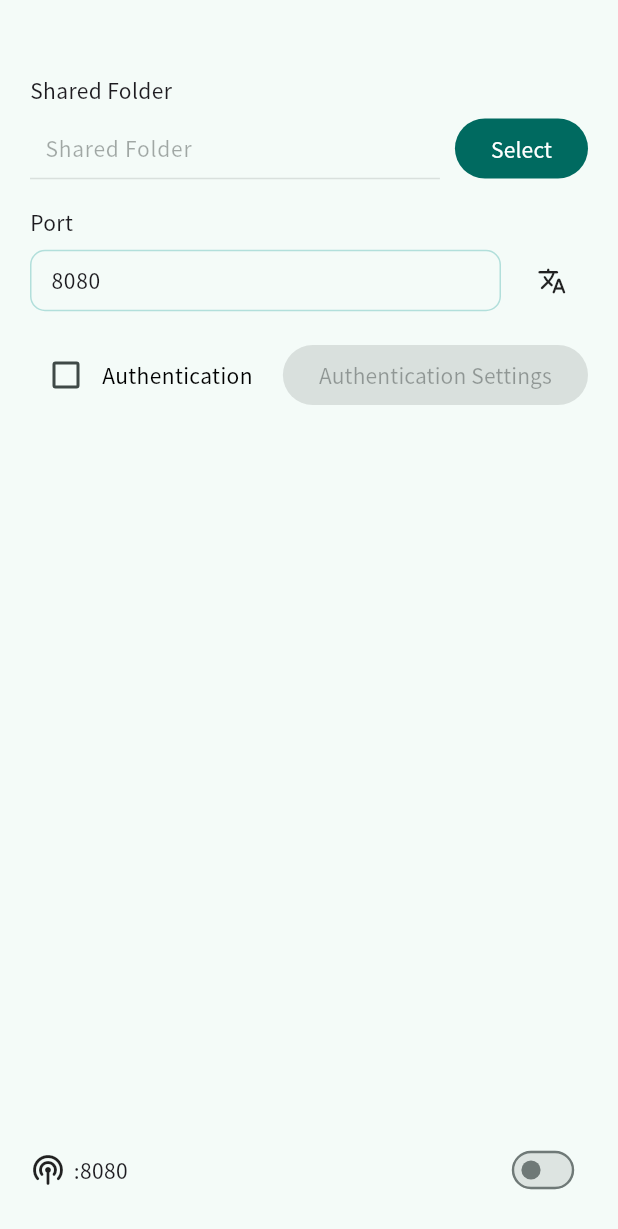
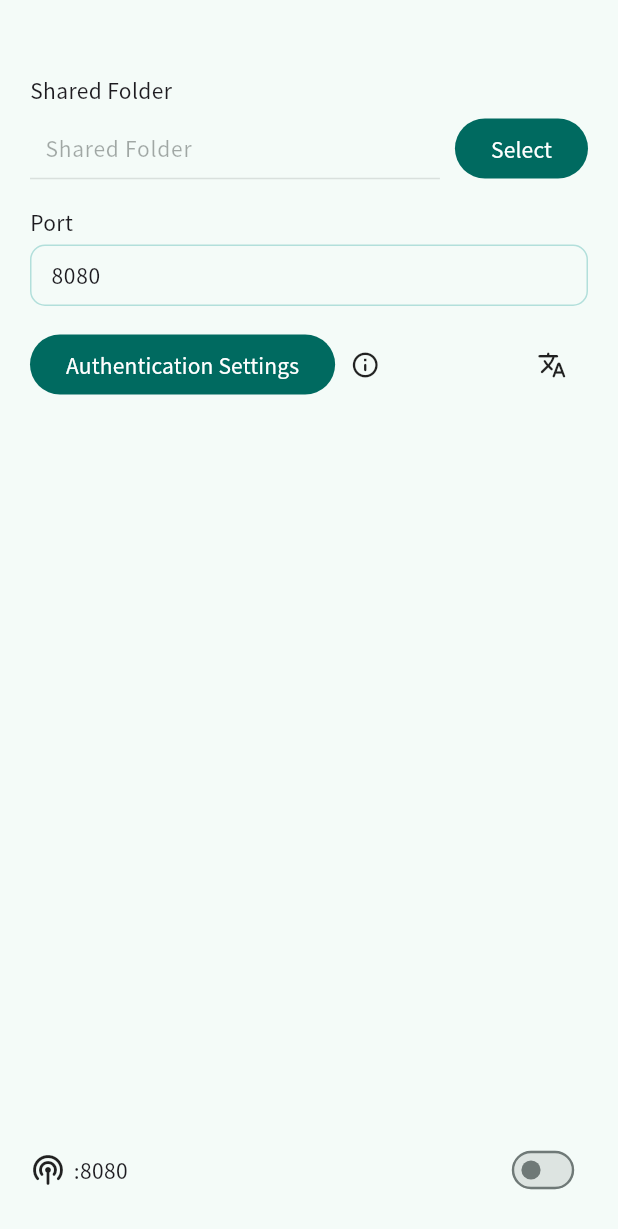
Before and after one commit to Zhoucheng133/DAV-Server, a Flutter app: the screen it shows after launch, on a phone screen of 412 x 824 dp. Shown: the top 1229 px of the screen. Run offline on Flutter 3.47's test engine with Material 3 defaults, Android fonts, the phone set to English and light mode, and no system bars; our stand-ins replace file_picker, get, google_fonts, shared_preferences; missing offline and left inert: clipboard, dart:ffi, window_manager; statements that could not run were skipped.

Commit message:
改进布局

```diff
--- a/lib/lang/en_us.dart
+++ b/lib/lang/en_us.dart
@@ -15,5 +15,6 @@ const Map<String, String> enUS = {
   'copyed': 'Copied',
   'serviceRunning': 'Service is running',
   'youNeedToStop': 'You need to stop the service before exiting',
-  'language': 'Language'
+  'language': 'Language',
+  'anonymousAccess': 'Anonymous Access',
 };
--- a/lib/lang/zh_cn.dart
+++ b/lib/lang/zh_cn.dart
@@ -15,5 +15,6 @@ const Map<String, String> zhCN = {
   'copyed': '已复制',
   'serviceRunning': '服务在运行中',
   'youNeedToStop': '你需要先关闭服务才能退出',
-  'language': '语言'
+  'language': '语言',
+  'anonymousAccess': '匿名访问',
 };
--- a/lib/lang/zh_tw.dart
+++ b/lib/lang/zh_tw.dart
@@ -15,5 +15,6 @@ const Map<String, String> zhTW = {
   'copyed': '已複製',
   'serviceRunning': '服務正在運行中',
   'youNeedToStop': '你需要先停止服務才能離開',
-  'language': '語言'
+  'language': '語言',
+  'anonymousAccess': '匿名訪問',
 };
--- a/lib/main_window.dart
+++ b/lib/main_window.dart
@@ -148,6 +148,7 @@ class _MainWindowState extends State<MainWindow> with WindowListener {
                 TextField(
                   controller: password,
                   decoration: InputDecoration(
+                    hintText: 'allowAnonymous'.tr,
                     enabledBorder: OutlineInputBorder(
                       borderSide: BorderSide(color: Colors.teal[100]!, width: 1.0),
                       borderRadius: BorderRadius.circular(10)
@@ -282,10 +283,7 @@ class _MainWindowState extends State<MainWindow> with WindowListener {
                   child: Text('port'.tr)
                 ),
                 const SizedBox(height: 5,),
-                Row(
-                  children: [
-                    Expanded(
-                      child: Obx(()=>
+                Obx(()=>
                   TextField(
                     enabled: !controller.running.value,
                     controller: sharePort,
@@ -310,9 +308,23 @@ class _MainWindowState extends State<MainWindow> with WindowListener {
                       FilteringTextInputFormatter.digitsOnly,
                     ],
                   ),
+                ),
+                const SizedBox(height: 15,),
+                Row(
+                  mainAxisAlignment: MainAxisAlignment.center,
+                  children: [
+                    Obx(()=>
+                      FilledButton(
+                        onPressed: controller.running.value ? null : ()=>auth(context),
+                        child: Text('authSetting'.tr)
                       )
                     ),
                     const SizedBox(width: 10,),
+                    if(!useAuth) Tooltip(
+                      message: 'anonymousAccess'.tr,
+                      child: Icon(Icons.info_outline_rounded, size: 20,),
+                    ),
+                    Expanded(child: Container()),
                     PopupMenuButton<LanguageType>(
                       borderRadius: BorderRadius.circular(18),
                       tooltip: 'language'.tr,
@@ -328,62 +340,6 @@ class _MainWindowState extends State<MainWindow> with WindowListener {
                         int index=supportedLocales.indexWhere((element) => element.locale==value.locale);
                         controller.changeLanguage(index);
                       },
-                    )
-                  ],
-                ),
-                const SizedBox(height: 15,),
-                Row(
-                  children: [
-                    Expanded(
-                      child: Obx(()=>
-                        Row(
-                          crossAxisAlignment: CrossAxisAlignment.center,
-                          children: [
-                            Checkbox(
-                              splashRadius: 0,
-                              value: useAuth,
-                              onChanged: controller.running.value ? null : (val){
-                                if(val!=null){
-                                  setState(() {
-                                    useAuth=val;
-                                  });
-                                }
-                                if(val==true){
-                                  auth(context);
-                                }
-                              }
-                            ),
-                            GestureDetector(
-                              onTap: (){
-                                if(controller.running.value){
-                                  return;
-                                }
-                                setState(() {
-                                  useAuth=!useAuth;
-                                });
-                                if(useAuth){
-                                  auth(context);
-                                }
-                              },
-                              child: MouseRegion(
-                                cursor: controller.running.value ? SystemMouseCursors.forbidden : SystemMouseCursors.click,
-                                child: Text(
-                                  'useAuth'.tr,
-                                  style: TextStyle(
-                                    color: controller.running.value ? Colors.grey[400] : Colors.black
-                                  ),
-                                )
-                              )
-                            )
-                          ],
-                        ),
-                      )
-                    ),
-                    Obx(()=>
-                      FilledButton(
-                        onPressed: controller.running.value ? null : useAuth ? ()=>auth(context) : null,
-                        child: Text('authSetting'.tr)
-                      )
                     )
                   ],
                 ),
```
Lines whose indentation alone changed are shown as unchanged.
